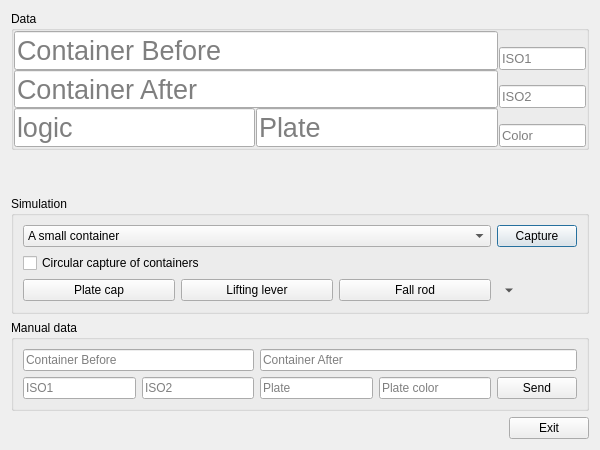
First picture: the form in Main/ChannelData/simulationdialog.ui, repository 519984307/Container_Multiple_Channels_20200522, before the edit.
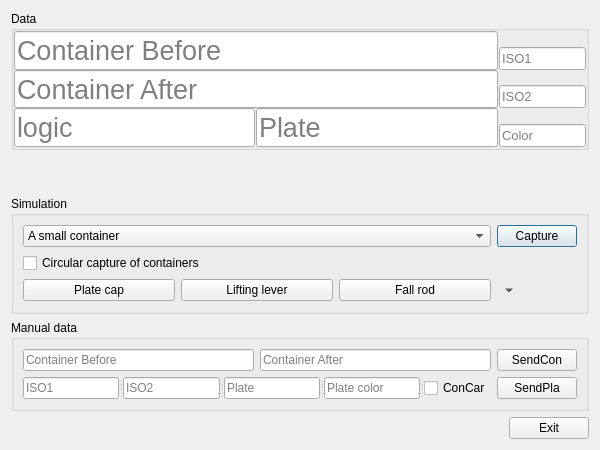
Second picture: the form after the edit. Icons and pictures are not drawn.

What changed in the file:
```diff
--- a/Main/ChannelData/simulationdialog.ui
+++ b/Main/ChannelData/simulationdialog.ui
@@ -405,52 +405,63 @@
       <string>Manual data</string>
      </property>
      <layout class="QGridLayout" name="gridLayout_2">
-      <item row="1" column="0">
-       <widget class="QLineEdit" name="send_iso_before_lineEdit">
-        <property name="placeholderText">
-         <string>ISO1</string>
-        </property>
-       </widget>
-      </item>
-      <item row="1" column="1">
-       <widget class="QLineEdit" name="send_iso_after_lineEdit">
-        <property name="placeholderText">
-         <string>ISO2</string>
-        </property>
-       </widget>
-      </item>
-      <item row="0" column="0" colspan="2">
+      <item row="0" column="0">
        <widget class="QLineEdit" name="send_con_before_lineEdit">
         <property name="placeholderText">
          <string>Container Before</string>
         </property>
        </widget>
       </item>
-      <item row="1" column="2">
-       <widget class="QLineEdit" name="send_plate_lineEdit">
-        <property name="placeholderText">
-         <string>Plate</string>
-        </property>
-       </widget>
-      </item>
-      <item row="0" column="2" colspan="3">
+      <item row="0" column="1">
        <widget class="QLineEdit" name="send_con_after_lineEdit">
         <property name="placeholderText">
          <string>Container After</string>
         </property>
        </widget>
       </item>
-      <item row="1" column="4">
+      <item row="0" column="2">
+       <widget class="QPushButton" name="pushButton_2">
+        <property name="text">
+         <string>SendCon</string>
+        </property>
+       </widget>
+      </item>
+      <item row="1" column="0" colspan="2">
+       <widget class="QSplitter" name="splitter">
+        <property name="orientation">
+         <enum>Qt::Horizontal</enum>
+        </property>
+        <widget class="QLineEdit" name="send_iso_before_lineEdit">
+         <property name="placeholderText">
+          <string>ISO1</string>
+         </property>
+        </widget>
+        <widget class="QLineEdit" name="send_iso_after_lineEdit">
+         <property name="placeholderText">
+          <string>ISO2</string>
+         </property>
+        </widget>
+        <widget class="QLineEdit" name="send_plate_lineEdit">
+         <property name="placeholderText">
+          <string>Plate</string>
+         </property>
+        </widget>
+        <widget class="QLineEdit" name="send_plate_color_lineEdit">
+         <property name="placeholderText">
+          <string>Plate color</string>
+         </property>
+        </widget>
+        <widget class="QCheckBox" name="checkBox">
+         <property name="text">
+          <string>ConCar</string>
+         </property>
+        </widget>
+       </widget>
+      </item>
+      <item row="1" column="2">
        <widget class="QPushButton" name="pushButton">
         <property name="text">
-         <string>Send</string>
-        </property>
-       </widget>
-      </item>
-      <item row="1" column="3">
-       <widget class="QLineEdit" name="send_plate_color_lineEdit">
-        <property name="placeholderText">
-         <string>Plate color</string>
+         <string>SendPla</string>
         </property>
        </widget>
       </item>
```
